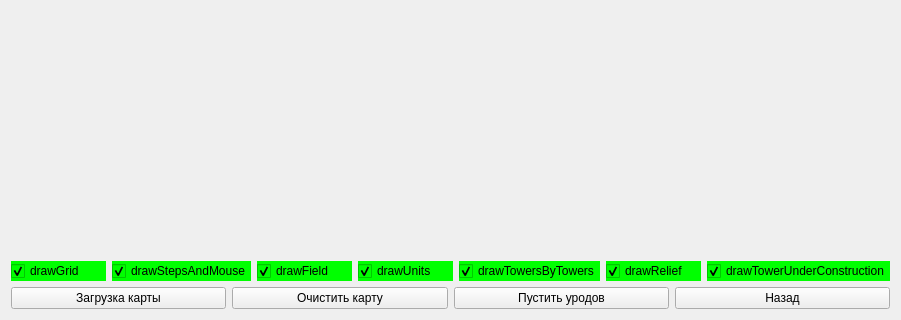
Above: gamewidget.ui from BetmanSmall/LittleGame before the change; both pictures show x 0 to 901 and y 160 to 480 of the 901 by 480 pixel window. Below: the same form after it.
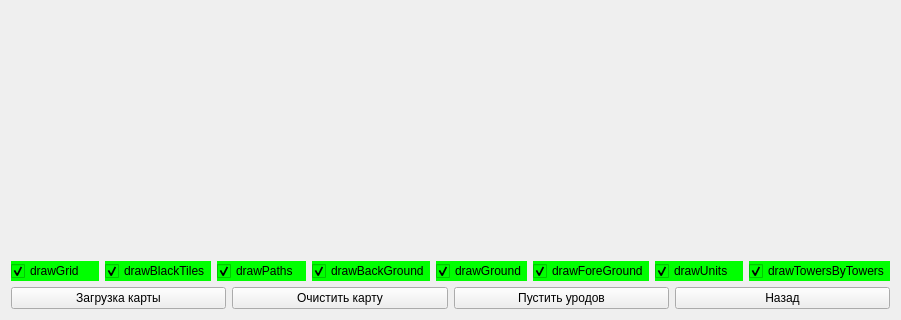
That is the form after the change.

Commit message: panMidMouseButton and fix problem with draw on second map

Patch:
```diff
--- a/gamewidget.ui
+++ b/gamewidget.ui
@@ -57,7 +57,7 @@
         <string notr="true">background-color: rgb(0, 255, 0);</string>
        </property>
        <property name="text">
-        <string>drawStepsAndMouse</string>
+        <string>drawBlackTiles</string>
        </property>
        <property name="checked">
         <bool>true</bool>
@@ -73,7 +73,55 @@
         <string notr="true">background-color: rgb(0, 255, 0);</string>
        </property>
        <property name="text">
-        <string>drawField</string>
+        <string>drawPaths</string>
+       </property>
+       <property name="checked">
+        <bool>true</bool>
+       </property>
+      </widget>
+     </item>
+     <item>
+      <widget class="QCheckBox" name="drawBackGround_checkBox">
+       <property name="focusPolicy">
+        <enum>Qt::NoFocus</enum>
+       </property>
+       <property name="styleSheet">
+        <string notr="true">background-color: rgb(0, 255, 0);</string>
+       </property>
+       <property name="text">
+        <string>drawBackGround</string>
+       </property>
+       <property name="checked">
+        <bool>true</bool>
+       </property>
+      </widget>
+     </item>
+     <item>
+      <widget class="QCheckBox" name="drawGround_checkBox">
+       <property name="focusPolicy">
+        <enum>Qt::NoFocus</enum>
+       </property>
+       <property name="styleSheet">
+        <string notr="true">background-color: rgb(0, 255, 0);</string>
+       </property>
+       <property name="text">
+        <string>drawGround</string>
+       </property>
+       <property name="checked">
+        <bool>true</bool>
+       </property>
+      </widget>
+     </item>
+     <item>
+      <widget class="QCheckBox" name="drawForeGround_checkBox">
+       <property name="focusPolicy">
+        <enum>Qt::NoFocus</enum>
+       </property>
+       <property name="styleSheet">
+        <string notr="true">background-color: rgb(0, 255, 0);</string>
+       </property>
+       <property name="text">
+        <string>drawForeGround</string>
        </property>
        <property name="checked">
         <bool>true</bool>
@@ -112,38 +160,6 @@
        </property>
       </widget>
      </item>
-     <item>
-      <widget class="QCheckBox" name="drawRelief_checkBox">
-       <property name="focusPolicy">
-        <enum>Qt::NoFocus</enum>
-       </property>
-       <property name="styleSheet">
-        <string notr="true">background-color: rgb(0, 255, 0);</string>
-       </property>
-       <property name="text">
-        <string>drawRelief</string>
-       </property>
-       <property name="checked">
-        <bool>true</bool>
-       </property>
-      </widget>
-     </item>
-     <item>
-      <widget class="QCheckBox" name="drawTowerUnderConstruction_checkBox">
-       <property name="focusPolicy">
-        <enum>Qt::NoFocus</enum>
-       </property>
-       <property name="styleSheet">
-        <string notr="true">background-color: rgb(0, 255, 0);</string>
-       </property>
-       <property name="text">
-        <string>drawTowerUnderConstruction</string>
-       </property>
-       <property name="checked">
-        <bool>true</bool>
-       </property>
-      </widget>
-     </item>
     </layout>
    </item>
    <item>
```
Left out of the diff: 4 changed lines with no effect on the pictures. The commit also changes 22 other files.
